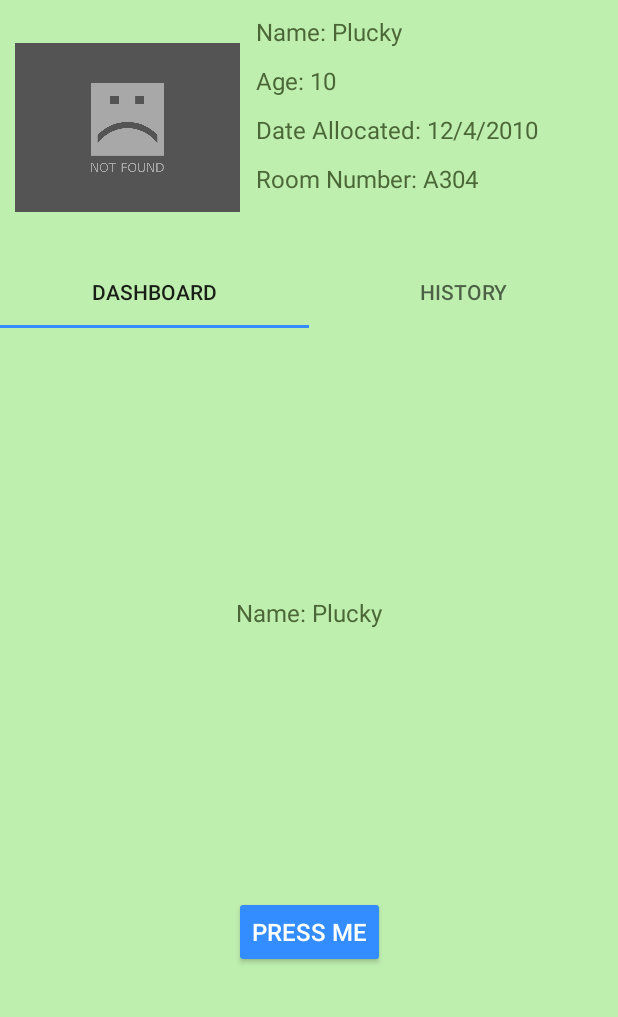
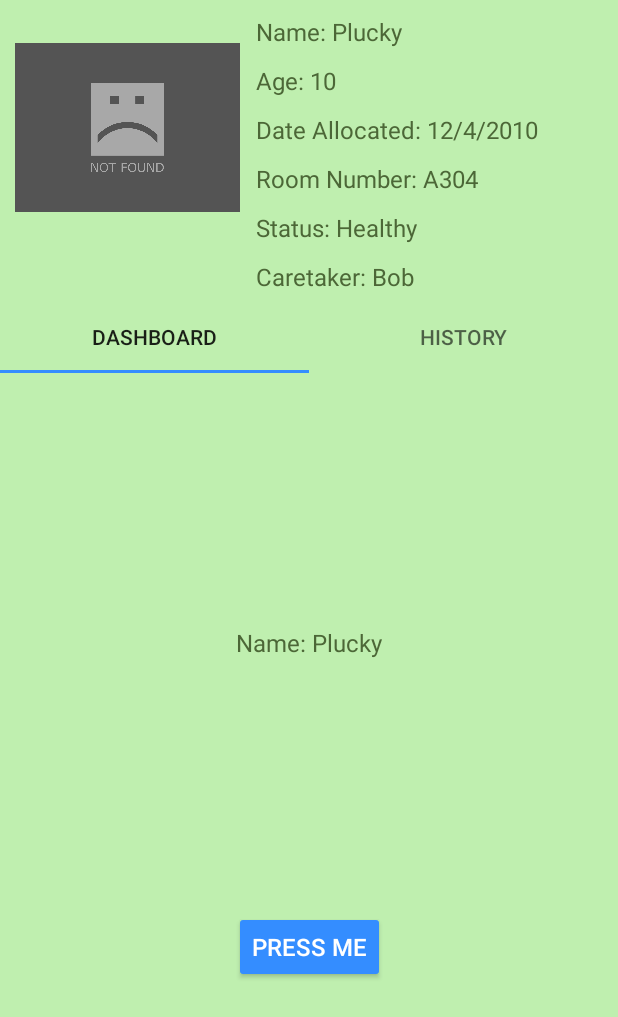
Before and after one commit to WeebTeam/EdenSight_Android, an Android app: the MainActivity screen opened directly, with no data from a screen before it, after a tap on an icon or button, on a phone screen of 412 x 824 dp. Shown: the top 1017 px of the screen. Run offline under Robolectric (Android 15) with nearby library versions, the light colour scheme and no system bars; our stand-ins replace Picasso; pictures from the network do not load.

Commit message:
Added in additional info for residents
Included status (healthy/not healthy) and caretaker.

```diff
--- a/EdenSight/app/src/main/java/com/example/edensight/Resident.java
+++ b/EdenSight/app/src/main/java/com/example/edensight/Resident.java
@@ -6,16 +6,18 @@ import android.os.Parcelable;
 import java.util.ArrayList;
 
 public class Resident implements Parcelable {
-    private String name, age, imageURL, allocationDate, roomNumber;
+    private String name, age, imageURL, allocationDate, roomNumber, status, caretaker;
 
     public Resident() { }
 
-    public Resident(String name, String age, String imageURL, String allocationDate, String roomNumber) {
+    public Resident(String name, String age, String imageURL, String allocationDate, String roomNumber, String status, String caretaker) {
         this.name = name;
         this.age = age;
         this.imageURL = imageURL;
         this.allocationDate = allocationDate;
         this.roomNumber = roomNumber;
+        this.status = status;
+        this.caretaker = caretaker;
     }
 
     protected Resident(Parcel in) {
@@ -24,6 +26,8 @@ public class Resident implements Parcelable {
         imageURL = in.readString();
         allocationDate = in.readString();
         roomNumber = in.readString();
+        status = in.readString();
+        caretaker = in.readString();
     }
 
     public static final Creator<Resident> CREATOR = new Creator<Resident>() {
@@ -70,15 +74,23 @@ public class Resident implements Parcelable {
 
     public void setRoomNumber(String roomNumber) { this.roomNumber = roomNumber; }
 
+    public String getStatus() { return status; }
+
+    public void setStatus(String status) { this.status = status; }
+
+    public String getCaretaker() { return caretaker; }
+
+    public void setCaretaker(String caretaker) { this.caretaker = caretaker; }
+
     public static ArrayList<Resident> dummyResidentList(){;
         ArrayList<Resident> residentArrayList = new ArrayList<Resident>();
-        residentArrayList.add(new Resident("Plucky", "10", "https://stockfresh.com/zooms/stockfresh_id894367_255ee1.jpg", "12/4/2010", "A304"));
-        residentArrayList.add(new Resident("Timmy", "5", "https://stockfresh.com/zooms/stockfresh_id894367_255ee1.jpg", "3/12/2015", "B202"));
-        residentArrayList.add(new Resident("Tommy", "5", "https://i.kym-cdn.com/photos/images/original/001/316/888/f81.jpeg", "17/8/2004", "A101"));
-        residentArrayList.add(new Resident("Rory", "11", "https://i.kym-cdn.com/photos/images/original/001/316/888/f81.jpeg", "5/1/2010", "A303"));
-        residentArrayList.add(new Resident("Sydney", "9", "https://www.apimages.com/Images/Ap_Creative_Stock_Header.jpg", "24/6/2019", "B504"));
-        residentArrayList.add(new Resident("Yuka", "9", "https://www.apimages.com/Images/Ap_Creative_Stock_Header.jpg", "6/2/2009", "B605"));
-        residentArrayList.add(new Resident("Tom Nook", "20", "https://www.apimages.com/Images/Ap_Creative_Stock_Header.jpg", "5/7/2010", "A102"));
+        residentArrayList.add(new Resident("Plucky", "10", "https://stockfresh.com/zooms/stockfresh_id894367_255ee1.jpg", "12/4/2010", "A304", "Healthy", "Bob"));
+        residentArrayList.add(new Resident("Timmy", "5", "https://stockfresh.com/zooms/stockfresh_id894367_255ee1.jpg", "3/12/2015", "B202", "Healthy", "Ryan"));
+        residentArrayList.add(new Resident("Tommy", "5", "https://i.kym-cdn.com/photos/images/original/001/316/888/f81.jpeg", "17/8/2004", "A101", "Healthy", "Bob"));
+        residentArrayList.add(new Resident("Rory", "11", "https://i.kym-cdn.com/photos/images/original/001/316/888/f81.jpeg", "5/1/2010", "A303", "Healthy", "Lee"));
+        residentArrayList.add(new Resident("Sydney", "9", "https://www.apimages.com/Images/Ap_Creative_Stock_Header.jpg", "24/6/2019", "B504", "Healthy", "Lee"));
+        residentArrayList.add(new Resident("Yuka", "9", "https://www.apimages.com/Images/Ap_Creative_Stock_Header.jpg", "6/2/2009", "B605", "Healthy", "Sharon"));
+        residentArrayList.add(new Resident("Tom Nook", "20", "https://www.apimages.com/Images/Ap_Creative_Stock_Header.jpg", "5/7/2010", "A102", "Healthy", "Megan"));
 
         return residentArrayList;
     }
@@ -95,5 +107,7 @@ public class Resident implements Parcelable {
         dest.writeString(imageURL);
         dest.writeString(allocationDate);
         dest.writeString(roomNumber);
+        dest.writeString(status);
+        dest.writeString(caretaker);
     }
 }
--- a/EdenSight/app/src/main/java/com/example/edensight/ResidentAdapter.java
+++ b/EdenSight/app/src/main/java/com/example/edensight/ResidentAdapter.java
@@ -20,21 +20,21 @@ public class ResidentAdapter extends RecyclerView.Adapter<ResidentAdapter.Reside
     private AdapterCallBack adapterCallBack;
     private Context context;
 
-    public class ResidentViewHolder extends RecyclerView.ViewHolder{
-        public ImageView picture;
-        public TextView name, age, allocatedDate, roomNumber;
+    static class ResidentViewHolder extends RecyclerView.ViewHolder{
+        ImageView picture;
+        TextView name, roomNumber, status, caretaker;
 
-        public ResidentViewHolder(@NonNull View itemView) {
+        ResidentViewHolder(@NonNull View itemView) {
             super(itemView);
             picture = itemView.findViewById(R.id.resident_picture);
             name = itemView.findViewById(R.id.resident_name);
-            age = itemView.findViewById(R.id.resident_age);
-            allocatedDate = itemView.findViewById(R.id.resident_allocateDate);
             roomNumber = itemView.findViewById(R.id.resident_roomNumber);
+            status = itemView.findViewById(R.id.resident_status);
+            caretaker = itemView.findViewById(R.id.resident_caretaker);
         }
     }
 
-    public ResidentAdapter (List<Resident> residentList, Context context){
+    ResidentAdapter(List<Resident> residentList, Context context){
         this.residentList = residentList;
         this.context = context;
         try {
@@ -56,10 +56,15 @@ public class ResidentAdapter extends RecyclerView.Adapter<ResidentAdapter.Reside
     @Override
     public void onBindViewHolder(@NonNull ResidentViewHolder holder, final int position) {
         final Resident resident = residentList.get(position);
-        holder.name.setText("Name: " + resident.getName());
-        holder.age.setText("Age: " + resident.getAge());
-        holder.allocatedDate.setText("Date Allocated: " + resident.getAllocationDate());
-        holder.roomNumber.setText("Room Number: " + resident.getRoomNumber());
+        String name = context.getString(R.string.name) + " " +  resident.getName();
+        String roomNum = context.getString(R.string.room_number) + " " + resident.getRoomNumber();
+        String status = context.getString(R.string.status) + " " + resident.getStatus();
+        String caretaker = context.getString(R.string.caretaker) + " " + resident.getCaretaker();
+
+        holder.name.setText(name);
+        holder.roomNumber.setText(roomNum);
+        holder.status.setText(status);
+        holder.caretaker.setText(caretaker);
 
         // Loading Image from URL via Custom Picasso Class
         PicassoClient.downloadImage(context, resident.getImageURL(), holder.picture);
@@ -81,7 +86,7 @@ public class ResidentAdapter extends RecyclerView.Adapter<ResidentAdapter.Reside
         void onMethodCallBack(Resident resident);
     }
 
-    public void filterList(ArrayList<Resident> filteredList){
+    void filterList(ArrayList<Resident> filteredList){
         residentList = filteredList;
         notifyDataSetChanged();
     }
--- a/EdenSight/app/src/main/java/com/example/edensight/ResidentDetailsActivity.java
+++ b/EdenSight/app/src/main/java/com/example/edensight/ResidentDetailsActivity.java
@@ -19,7 +19,7 @@ public class ResidentDetailsActivity extends FragmentActivity {
 
     Resident selectedResident;
     ImageView residentImage;
-    TextView residentName, residentAge, residentAllocateDate, residentRoomNumber;
+    TextView residentName, residentAge, residentAllocateDate, residentRoomNumber, residentStatus, residentCaretaker;
     ViewPager pager;
 
     @Override
@@ -36,13 +36,24 @@ public class ResidentDetailsActivity extends FragmentActivity {
         residentAge = findViewById(R.id.resident_detail_age);
         residentAllocateDate = findViewById(R.id.resident_detail_allocateDate);
         residentRoomNumber = findViewById(R.id.resident_detail_roomNumber);
+        residentStatus = findViewById(R.id.resident_detail_status);
+        residentCaretaker = findViewById(R.id.resident_detail_caretaker);
         pager = findViewById(R.id.resident_detail_viewpager);
 
         PicassoClient.downloadImage(this, selectedResident.getImageURL(), residentImage);
-        residentName.setText("Name: " + selectedResident.getName());
-        residentAge.setText("Age: " + selectedResident.getAge());
-        residentAllocateDate.setText("Date Allocated: " + selectedResident.getAllocationDate());
-        residentRoomNumber.setText("Room Number: " + selectedResident.getRoomNumber());
+        String name = getString(R.string.name) + " " + selectedResident.getName();
+        String age = getString(R.string.age) + " " + selectedResident.getAge();
+        String allocDate = getString(R.string.alloc_date) + " " + selectedResident.getAllocationDate();
+        String roomNum = getString(R.string.room_number) + " " + selectedResident.getRoomNumber();
+        String status = getString(R.string.status) + " " + selectedResident.getStatus();
+        String caretaker = getString(R.string.caretaker) + " " + selectedResident.getCaretaker();
+
+        residentName.setText(name);
+        residentAge.setText(age);
+        residentAllocateDate.setText(allocDate);
+        residentRoomNumber.setText(roomNum);
+        residentStatus.setText(status);
+        residentCaretaker.setText(caretaker);
 
         pager.setAdapter(new DetailsPagerAdapter(getSupportFragmentManager()));
         pager.setPageTransformer(true, new ZoomOutPageTransformer());
@@ -60,7 +71,7 @@ public class ResidentDetailsActivity extends FragmentActivity {
 
    public class DetailsPagerAdapter extends FragmentStatePagerAdapter{
 
-       public DetailsPagerAdapter(@NonNull FragmentManager fm) {
+       DetailsPagerAdapter(@NonNull FragmentManager fm) {
            super(fm);
        }
 
--- a/EdenSight/app/src/main/res/layout/activity_resident_details.xml
+++ b/EdenSight/app/src/main/res/layout/activity_resident_details.xml
@@ -11,11 +11,11 @@
         android:id="@+id/resident_detail_picture"
         android:layout_width="150dp"
         android:layout_height="150dp"
-        android:layout_alignParentLeft="true"
+        android:layout_alignParentStart="true"
         android:layout_alignParentTop="true"
-        android:layout_marginLeft="10dp"
+        android:layout_marginStart="10dp"
         android:layout_marginTop="10dp"
-        android:layout_marginRight="5dp"
+        android:layout_marginEnd="5dp"
         android:layout_marginBottom="5dp"
         android:adjustViewBounds="true"
         android:scaleType="fitCenter"
@@ -26,50 +26,73 @@
         android:id="@+id/resident_detail_name"
         android:layout_width="wrap_content"
         android:layout_height="wrap_content"
-        android:text="Name:"
-        android:layout_toRightOf="@id/resident_detail_picture"
+        android:text="@string/name"
+        android:layout_toEndOf="@id/resident_detail_picture"
         android:layout_alignParentTop="true"
         android:layout_marginTop="10dp"
-        android:layout_marginLeft="5dp"
+        android:layout_marginStart="5dp"
         android:layout_marginBottom="5dp"/>
 
     <TextView
         android:id="@+id/resident_detail_age"
         android:layout_width="wrap_content"
         android:layout_height="wrap_content"
-        android:text="Age:"
-        android:layout_toRightOf="@id/resident_detail_picture"
+        android:text="@string/age"
+        android:layout_toEndOf="@id/resident_detail_picture"
         android:layout_below="@id/resident_detail_name"
         android:layout_marginTop="5dp"
-        android:layout_marginLeft="5dp"
+        android:layout_marginStart="5dp"
         android:layout_marginBottom="5dp" />
 
     <TextView
         android:id="@+id/resident_detail_allocateDate"
         android:layout_width="wrap_content"
         android:layout_height="wrap_content"
-        android:text="Allocate Date"
-        android:layout_toRightOf="@id/resident_detail_picture"
+        android:text="@string/alloc_date"
+        android:layout_toEndOf="@id/resident_detail_picture"
         android:layout_below="@id/resident_detail_age"
         android:layout_marginTop="5dp"
-        android:layout_marginLeft="5dp"
+        android:layout_marginStart="5dp"
         android:layout_marginBottom="5dp"/>
 
     <TextView
         android:id="@+id/resident_detail_roomNumber"
         android:layout_width="wrap_content"
         android:layout_height="wrap_content"
-        android:text="Room Number"
-        android:layout_toRightOf="@id/resident_detail_picture"
+        android:text="@string/room_number"
+        android:layout_toEndOf="@id/resident_detail_picture"
         android:layout_below="@id/resident_detail_allocateDate"
         android:layout_marginTop="5dp"
-        android:layout_marginLeft="5dp"/>
+        android:layout_marginStart="5dp"
+        android:layout_marginBottom="5dp"/>
+
+    <TextView
+        android:id="@+id/resident_detail_status"
+        android:layout_width="wrap_content"
+        android:layout_height="wrap_content"
+        android:text="@string/status"
+        android:layout_toEndOf="@id/resident_detail_picture"
+        android:layout_below="@id/resident_detail_roomNumber"
+        android:layout_marginTop="5dp"
+        android:layout_marginStart="5dp"
+        android:layout_marginBottom="5dp"/>
+
+    <TextView
+        android:id="@+id/resident_detail_caretaker"
+        android:layout_width="wrap_content"
+        android:layout_height="wrap_content"
+        android:text="@string/caretaker"
+        android:layout_toEndOf="@id/resident_detail_picture"
+        android:layout_below="@id/resident_detail_status"
+        android:layout_marginTop="5dp"
+        android:layout_marginStart="5dp"
+        />
 
     <androidx.viewpager.widget.ViewPager
         android:id="@+id/resident_detail_viewpager"
         android:layout_width="match_parent"
         android:layout_height="wrap_content"
-        android:layout_below="@id/resident_detail_picture"
+        android:layout_below="@id/resident_detail_caretaker"
         android:layout_marginTop="5dp">
 
         <com.google.android.material.tabs.TabLayout
--- a/EdenSight/app/src/main/res/layout/resident_view.xml
+++ b/EdenSight/app/src/main/res/layout/resident_view.xml
@@ -13,7 +13,7 @@
         android:id="@+id/resident_picture"
         android:layout_width="150dp"
         android:layout_height="150dp"
-        android:layout_marginLeft="10dp"
+        android:layout_marginStart="10dp"
         app:layout_constraintBottom_toBottomOf="parent"
         app:layout_constraintLeft_toLeftOf="parent"
         app:layout_constraintTop_toTopOf="parent"
@@ -23,43 +23,44 @@
         android:id="@+id/resident_name"
         android:layout_width="wrap_content"
         android:layout_height="wrap_content"
-        android:text="Name"
+        android:text="@string/name"
         app:layout_constraintTop_toTopOf="parent"
         app:layout_constraintLeft_toRightOf="@id/resident_picture"
-        app:layout_constraintBottom_toTopOf="@id/resident_age"
-        android:layout_marginTop="10dp"
-        android:layout_marginLeft="10dp"/>
-
-    <TextView
-        android:id="@+id/resident_age"
-        android:layout_width="wrap_content"
-        android:layout_height="wrap_content"
-        android:text="Age"
-        app:layout_constraintLeft_toRightOf="@id/resident_picture"
-        app:layout_constraintTop_toBottomOf="@id/resident_name"
-        app:layout_constraintBottom_toTopOf="@id/resident_allocateDate"
-        android:layout_marginTop="10dp"
-        android:layout_marginLeft="10dp"/>
-
-    <TextView
-        android:id="@+id/resident_allocateDate"
-        android:layout_width="wrap_content"
-        android:layout_height="wrap_content"
-        android:text="Allocation Date"
-        app:layout_constraintLeft_toRightOf="@id/resident_picture"
-        app:layout_constraintTop_toBottomOf="@id/resident_age"
         app:layout_constraintBottom_toTopOf="@id/resident_roomNumber"
         android:layout_marginTop="10dp"
-        android:layout_marginLeft="10dp"/>
+        android:layout_marginStart="10dp"/>
 
     <TextView
         android:id="@+id/resident_roomNumber"
         android:layout_width="wrap_content"
         android:layout_height="wrap_content"
-        android:text="Room Number"
+        android:text="@string/room_number"
         app:layout_constraintLeft_toRightOf="@id/resident_picture"
-        app:layout_constraintTop_toBottomOf="@id/resident_allocateDate"
+        app:layout_constraintBottom_toTopOf="@id/resident_status"
+        app:layout_constraintTop_toBottomOf="@id/resident_name"
         android:layout_marginTop="10dp"
-        android:layout_marginLeft="10dp"/>
+        android:layout_marginStart="10dp"/>
+
+    <TextView
+        android:id="@+id/resident_status"
+        android:layout_width="wrap_content"
+        android:layout_height="wrap_content"
+        android:text="@string/status"
+        app:layout_constraintLeft_toRightOf="@id/resident_picture"
+        app:layout_constraintBottom_toTopOf="@id/resident_caretaker"
+        app:layout_constraintTop_toBottomOf="@id/resident_roomNumber"
+        android:layout_marginTop="10dp"
+        android:layout_marginStart="10dp"/>
+
+    <TextView
+        android:id="@+id/resident_caretaker"
+        android:layout_width="wrap_content"
+        android:layout_height="wrap_content"
+        android:text="@string/caretaker"
+        app:layout_constraintLeft_toRightOf="@id/resident_picture"
+        app:layout_constraintTop_toBottomOf="@id/resident_status"
+        android:layout_marginTop="10dp"
+        android:layout_marginStart="10dp"/>
+
 
 </androidx.constraintlayout.widget.ConstraintLayout>
--- a/EdenSight/app/src/main/res/values/strings.xml
+++ b/EdenSight/app/src/main/res/values/strings.xml
@@ -1,6 +1,9 @@
 <resources>
     <string name="app_name">EdenSight</string>
-
-    <!-- TODO: Remove or change this placeholder text -->
-    <string name="hello_blank_fragment">Hello blank fragment</string>
+    <string name="name">Name: </string>
+    <string name="age">Age: </string>
+    <string name="alloc_date">Date Allocated: </string>
+    <string name="room_number">Room Number: </string>
+    <string name="status">Status: </string>
+    <string name="caretaker">Caretaker: </string>
 </resources>
```
Also changed, not shown: EdenSight/app/src/main/java/com/example/edensight/MainActivity.java (+2 -6 lines).
